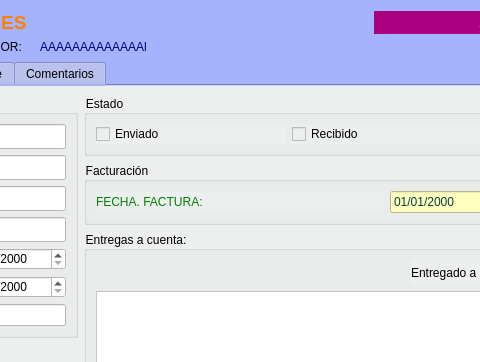
This is Zona_Compras/frmpedidosproveedor.ui in arcnexus/RedFoX as Qt 5 draws it before an edit; both pictures show x 362 to 842 and y 0 to 362 of the 1074 by 569 pixel window. The edited form follows.
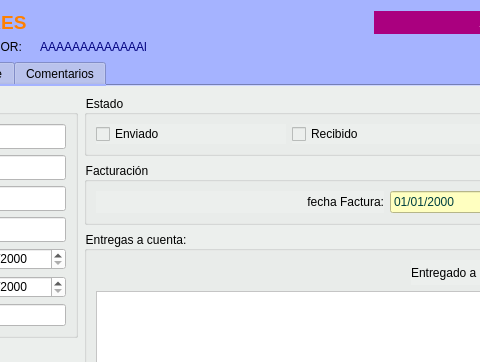
This is the edited form. The open tabs and pages were chosen to show the change. Icons and pictures are not drawn.

Diff of the .ui file:
```diff
--- a/Zona_Compras/frmpedidosproveedor.ui
+++ b/Zona_Compras/frmpedidosproveedor.ui
@@ -706,10 +706,13 @@
           <item>
            <widget class="QLabel" name="lblFacturado">
             <property name="styleSheet">
-             <string notr="true">color: rgb(0, 128, 0);</string>
+             <string notr="true"/>
             </property>
             <property name="text">
-             <string>FECHA. FACTURA:</string>
+             <string>fecha Factura:</string>
+            </property>
+            <property name="alignment">
+             <set>Qt::AlignRight|Qt::AlignTrailing|Qt::AlignVCenter</set>
             </property>
            </widget>
           </item>
```
